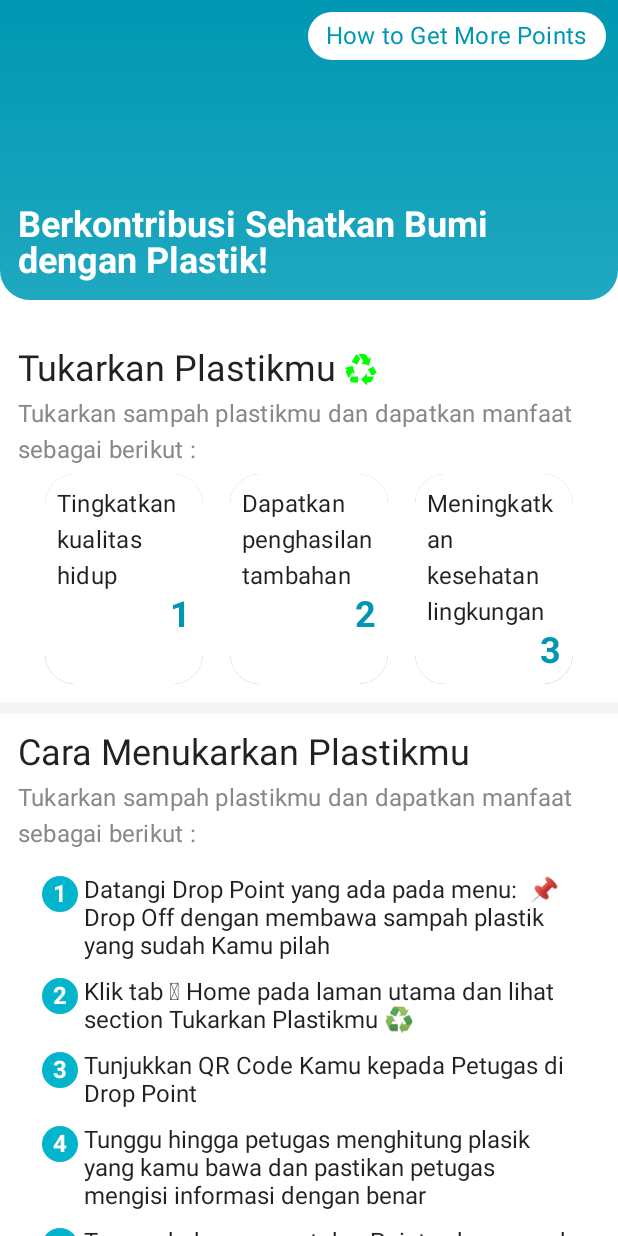
After one commit to lsatriosim/clastic-app, an Android app built with Jetpack Compose: the TutorialScreen screen opened through its navigation route, on a phone screen of 412 x 824 dp. The commit adds this screen. Run offline under Robolectric (Android 15) with nearby library versions, the light colour scheme and no system bars; our stand-ins replace Firebase (no records; nobody signed in at launch, a user with empty details on screens opened directly).

Commit message:
Tutorial Page

```diff
--- a/mobile-development/app/src/main/java/com/example/clastic/ui/screen/MainActivity.kt
+++ b/mobile-development/app/src/main/java/com/example/clastic/ui/screen/MainActivity.kt
@@ -33,6 +33,7 @@ import com.example.clastic.ui.screen.myqrcode.MyQRCodeScreen
 import com.example.clastic.ui.screen.productKnowledge.ProductKnowledgeScreen
 import com.example.clastic.ui.screen.profile.ProfileScreen
 import com.example.clastic.ui.screen.splashScreen.ClasticSplashScreen
+import com.example.clastic.ui.screen.tutorial.TutorialScreen
 import com.example.clastic.ui.theme.ClasticTheme
 import com.google.firebase.auth.ktx.auth
 import com.google.firebase.firestore.FirebaseFirestore
@@ -104,7 +105,13 @@ class MainActivity : ComponentActivity() {
                             }, navController = navHostController,
                             navigateToQrCode = {
                                 navHostController.navigate(Screen.myQRCode.route)
+                            },
+                            tutorialScreen = {
+                                navHostController.navigate(Screen.tutorial.route)
                             })
+                        }
+                        composable(Screen.tutorial.route){
+                            TutorialScreen()
                         }
                         composable(Screen.articleList.route) {
                             ListArticleScreen(
--- a/mobile-development/app/src/main/java/com/example/clastic/ui/screen/Screen.kt
+++ b/mobile-development/app/src/main/java/com/example/clastic/ui/screen/Screen.kt
@@ -19,4 +19,6 @@ sealed class Screen(val route:String) {
     object profile: Screen("profile")
 
     object myQRCode: Screen("myQRCode")
+
+    object tutorial: Screen("tutorial")
 }
--- a/mobile-development/app/src/main/java/com/example/clastic/ui/screen/home/HomeScreen.kt
+++ b/mobile-development/app/src/main/java/com/example/clastic/ui/screen/home/HomeScreen.kt
@@ -34,7 +34,7 @@ import com.example.clastic.ui.screen.listArticle.RecycleTag
 import com.example.clastic.ui.screen.productKnowledge.PointTag
 
 @Composable
-fun HomeScreen(modifier: Modifier = Modifier, onClick: (String) -> Unit, navController: NavController, navigateToQrCode: ()->Unit ) {
+fun HomeScreen(modifier: Modifier = Modifier, onClick: (String) -> Unit, navController: NavController, navigateToQrCode: ()->Unit, tutorialScreen: ()->Unit ) {
     val listState = rememberLazyListState()
     Scaffold(
         bottomBar = { BottomBar(navController = navController, currentMenu = "Home")}
@@ -134,11 +134,13 @@ fun HomeScreen(modifier: Modifier = Modifier, onClick: (String) -> Unit, navCont
                                         fontWeight = FontWeight.Bold
                                     )
                                 )
-                                Icon(
-                                    painter = painterResource(id = R.drawable.ic_question_white),
-                                    contentDescription = null,
-                                    tint = Color.White
-                                )
+                                IconButton(onClick = { tutorialScreen() }) {
+                                    Icon(
+                                        painter = painterResource(id = R.drawable.ic_question_white),
+                                        contentDescription = null,
+                                        tint = Color.White
+                                    )
+                                }
                             }
                         }
                     }
@@ -426,7 +428,7 @@ fun ProductKnowledgeComponentPreview() {
 @Preview(showBackground = true)
 @Composable
 fun HomePreview() {
-    HomeScreen(onClick = {}, navController = NavController(LocalContext.current), navigateToQrCode = {})
+    HomeScreen(onClick = {}, navController = NavController(LocalContext.current), navigateToQrCode = {}, tutorialScreen = {})
 }
 
 @Composable
--- /dev/null
+++ b/mobile-development/app/src/main/java/com/example/clastic/ui/screen/tutorial/TutorialScreen.kt
@@ -0,0 +1,262 @@
+package com.example.clastic.ui.screen.tutorial
+
+import androidx.compose.foundation.background
+import androidx.compose.foundation.layout.*
+import androidx.compose.foundation.rememberScrollState
+import androidx.compose.foundation.shape.CircleShape
+import androidx.compose.foundation.shape.RoundedCornerShape
+import androidx.compose.foundation.verticalScroll
+import androidx.compose.material.*
+import androidx.compose.runtime.Composable
+import androidx.compose.ui.Alignment
+import androidx.compose.ui.Modifier
+import androidx.compose.ui.draw.alpha
+import androidx.compose.ui.draw.clip
+import androidx.compose.ui.draw.shadow
+import androidx.compose.ui.graphics.Brush
+import androidx.compose.ui.graphics.Color
+import androidx.compose.ui.res.colorResource
+import androidx.compose.ui.res.painterResource
+import androidx.compose.ui.res.stringResource
+import androidx.compose.ui.text.font.FontWeight
+import androidx.compose.ui.text.style.TextAlign
+import androidx.compose.ui.tooling.preview.Preview
+import androidx.compose.ui.unit.dp
+import androidx.core.graphics.toColorInt
+import com.example.clastic.R
+
+@Composable
+fun TutorialScreen(modifier: Modifier = Modifier) {
+    Box(modifier = Modifier.fillMaxSize()) {
+        Column(
+            verticalArrangement = Arrangement.spacedBy(12.dp), modifier = Modifier.verticalScroll(
+                rememberScrollState()
+            )
+        ) {
+            Box(
+                modifier = Modifier
+                    .fillMaxWidth()
+                    .height(200.dp)
+                    .clip(
+                        RoundedCornerShape(
+                            bottomEnd = 20.dp, bottomStart =
+                            20.dp
+                        )
+                    )
+                    .background(
+                        brush = Brush.verticalGradient(
+                            colors = listOf(
+                                Color("#0097B2".toColorInt()),
+                                Color("#3FB9CF".toColorInt())
+                            ),
+                            startY = 0F,
+                            endY = 600F
+                        )
+                    )
+            ) {
+                Box(modifier = modifier.fillMaxWidth(), contentAlignment = Alignment.TopEnd) {
+                    Box(
+                        modifier = Modifier
+                            .padding(8.dp)
+                            .clip(RoundedCornerShape(20.dp))
+                            .background(color = Color.White)
+                    ) {
+                        Text(
+                            modifier = Modifier.padding(horizontal = 12.dp, vertical = 4.dp),
+                            text = "How to Get More Points",
+                            style = MaterialTheme.typography.subtitle1.copy(color = Color("#0097B2".toColorInt()))
+                        )
+                    }
+                }
+                Box(
+                    modifier = modifier
+                        .height(200.dp)
+                        .fillMaxWidth()
+                        .padding(12.dp), contentAlignment = Alignment.BottomStart
+                ) {
+                    Text(
+                        text = "Berkontribusi Sehatkan Bumi dengan Plastik!",
+                        style = MaterialTheme.typography.h5.copy(
+                            color = Color.White,
+                            fontWeight = FontWeight.Bold
+                        )
+                    )
+                }
+            }
+            Spacer(modifier = Modifier.height(8.dp))
+            Box(
+                modifier = Modifier
+                    .fillMaxWidth()
+                    .padding(horizontal = 12.dp)
+            ) {
+                Column(verticalArrangement = Arrangement.spacedBy(4.dp)) {
+                    Row(
+                        horizontalArrangement = Arrangement.spacedBy(4.dp),
+                        verticalAlignment = Alignment.CenterVertically
+                    ) {
+                        Text(text = "Tukarkan Plastikmu", style = MaterialTheme.typography.h5)
+                        Icon(
+                            painter = painterResource(id = R.drawable.ic_recycle_blue),
+                            tint = Color.Green,
+                            contentDescription = null
+                        )
+                    }
+                    Text(
+                        text = "Tukarkan sampah plastikmu dan dapatkan manfaat sebagai berikut :",
+                        style = MaterialTheme.typography.subtitle1.copy(color = Color.Gray)
+                    )
+                    Row(
+                        modifier = Modifier.fillMaxWidth(),
+                        horizontalArrangement = Arrangement.SpaceEvenly,
+                        verticalAlignment = Alignment.CenterVertically
+                    ) {
+                        BenefitCard(benefit = "Tingkatkan kualitas hidup", benefitNumber = "1")
+                        BenefitCard(benefit = "Dapatkan penghasilan tambahan", benefitNumber = "2")
+                        BenefitCard(
+                            benefit = "Meningkatkan kesehatan lingkungan",
+                            benefitNumber = "3"
+                        )
+                    }
+                }
+            }
+            Spacer(
+                modifier = Modifier
+                    .height(8.dp)
+                    .fillMaxWidth()
+                    .background(color = Color("#F5F5F5".toColorInt()))
+                    .alpha(0.6f)
+            )
+            Column(
+                verticalArrangement = Arrangement.spacedBy(4.dp),
+                modifier = Modifier.padding(horizontal = 12.dp)
+            ) {
+                Text(text = "Cara Menukarkan Plastikmu", style = MaterialTheme.typography.h5)
+                Text(
+                    text = "Tukarkan sampah plastikmu dan dapatkan manfaat sebagai berikut :",
+                    style = MaterialTheme.typography.subtitle1.copy(color = Color.Gray)
+                )
+                Spacer(modifier = Modifier.height(8.dp))
+                Column(
+                    verticalArrangement = Arrangement.spacedBy(12.dp)
+                ){
+                    Row(
+                        modifier
+                            .fillMaxWidth()
+                            .padding(horizontal = 16.dp),
+                        horizontalArrangement = Arrangement.spacedBy(4.dp),
+                        verticalAlignment = Alignment.Top
+                    ) {
+                        CircleNumberTutor("1")
+                        Text(text = "Datangi Drop Point yang ada pada menu:  \uD83D\uDCCC Drop Off dengan membawa sampah plastik yang sudah Kamu pilah")
+                    }
+                    Row(
+                        modifier
+                            .fillMaxWidth()
+                            .padding(horizontal = 16.dp),
+                        horizontalArrangement = Arrangement.spacedBy(4.dp),
+                        verticalAlignment = Alignment.Top
+                    ) {
+                        CircleNumberTutor("2")
+                        Text(text = "Klik tab \uDBC0\uDF9F Home pada laman utama dan lihat section Tukarkan Plastikmu ♻️")
+                    }
+                    Row(
+                        modifier
+                            .fillMaxWidth()
+                            .padding(horizontal = 16.dp),
+                        horizontalArrangement = Arrangement.spacedBy(4.dp),
+                        verticalAlignment = Alignment.Top
+                    ) {
+                        CircleNumberTutor("3")
+                        Text(text = "Tunjukkan QR Code Kamu kepada Petugas di Drop Point")
+                    }
+                    Row(
+                        modifier
+                            .fillMaxWidth()
+                            .padding(horizontal = 16.dp),
+                        horizontalArrangement = Arrangement.spacedBy(4.dp),
+                        verticalAlignment = Alignment.Top
+                    ) {
+                        CircleNumberTutor("4")
+                        Text(text = "Tunggu hingga petugas menghitung plasik yang kamu bawa dan pastikan petugas mengisi informasi dengan benar")
+                    }
+                    Row(
+                        modifier
+                            .fillMaxWidth()
+                            .padding(horizontal = 16.dp),
+                        horizontalArrangement = Arrangement.spacedBy(4.dp),
+                        verticalAlignment = Alignment.Top
+                    ) {
+                        CircleNumberTutor("5")
+                        Text(text = "Tunggu beberapa saat dan Points akan masuk ke akun kamu.")
+                    }
+                    Spacer(modifier = Modifier.height(8.dp))
+                }
+            }
+        }
+    }
+}
+
+@Composable
+fun BenefitCard(modifier: Modifier = Modifier, benefit: String, benefitNumber: String) {
+    Card(
+        modifier = Modifier
+            .width(105.dp)
+            .height(140.dp)
+            .clip(RoundedCornerShape(20.dp))
+            .background(color = Color.LightGray)
+            .shadow(elevation = 50.dp),
+        elevation = 50.dp
+    ) {
+        Box(
+            modifier = Modifier
+                .width(105.dp)
+                .height(140.dp)
+                .padding(8.dp)
+        ) {
+            Column(verticalArrangement = Arrangement.SpaceBetween) {
+                Text(text = benefit, style = MaterialTheme.typography.subtitle1)
+                Text(
+                    text = benefitNumber,
+                    modifier = Modifier.fillMaxWidth(),
+                    textAlign = TextAlign.End,
+                    style = MaterialTheme.typography.h5.copy(
+                        color = Color("#0097B2".toColorInt()),
+                        fontWeight = FontWeight.Bold
+                    )
+                )
+            }
+        }
+    }
+}
+
+@Composable
+fun CircleNumberTutor(number: String) {
+    Box(
+        modifier = Modifier
+            .width(24.dp)
+            .height(24.dp)
+            .clip(CircleShape)
+            .background(color = Color("#02B4CC".toColorInt())),
+        contentAlignment = Alignment.Center
+    ) {
+        Text(
+            text = number,
+            style = MaterialTheme.typography.subtitle1.copy(
+                color = Color.White,
+                fontWeight = FontWeight.Bold
+            )
+        )
+    }
+}
+
+@Preview(showBackground = true)
+@Composable
+fun TutorialPreview() {
+    TutorialScreen()
+}
+
+@Preview(showBackground = false)
+@Composable
+fun BenefitCardPreview() {
+    BenefitCard(benefit = "Tingkatkan kualitas hidup", benefitNumber = "1")
+}
```
